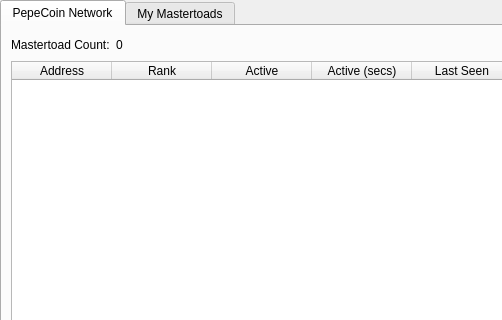
The window that src/qt/forms/masternodemanager.ui (projectmemetic/pepecoin) describes before a commit, drawn with Qt 5; both pictures show x 0 to 502 and y 0 to 320 of the 723 by 457 pixel window.
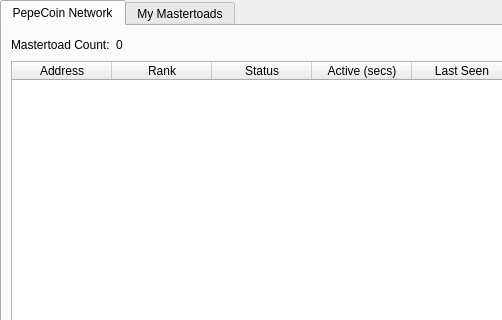
The same window after the commit.

Commit message: not a number

Diff of the .ui file:
```diff
--- a/src/qt/forms/masternodemanager.ui
+++ b/src/qt/forms/masternodemanager.ui
@@ -67,7 +67,7 @@
            </column>
            <column>
             <property name="text">
-             <string>Active</string>
+             <string>Status</string>
             </property>
            </column>
            <column>
```
The commit also changes 1 other file.
